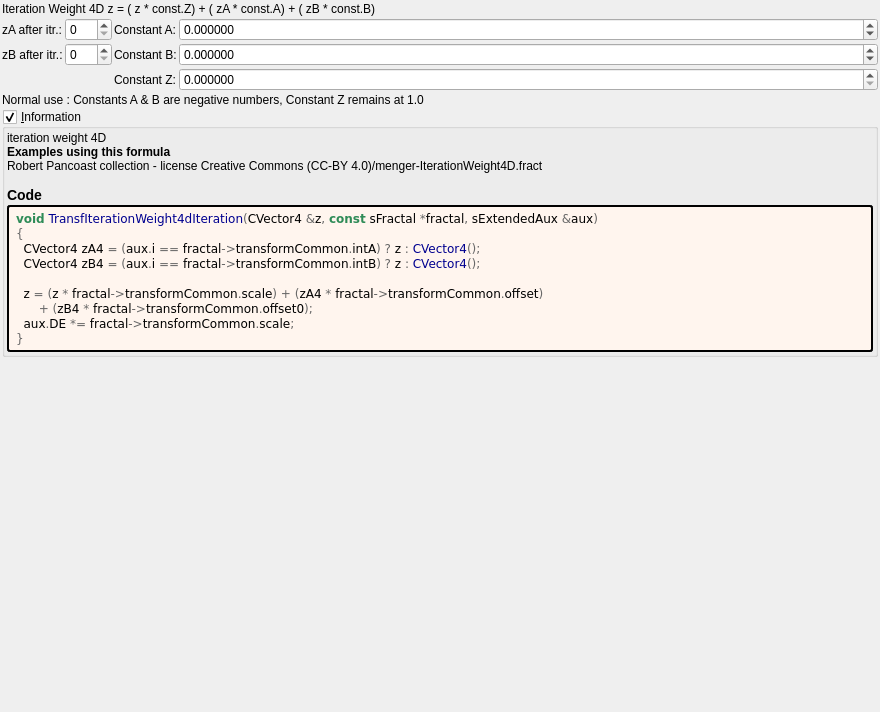
The window that mandelbulber2/formula/ui/transf_iteration_weight4d.ui (buddhi1980/mandelbulber2) describes before a commit, drawn with Qt 5.
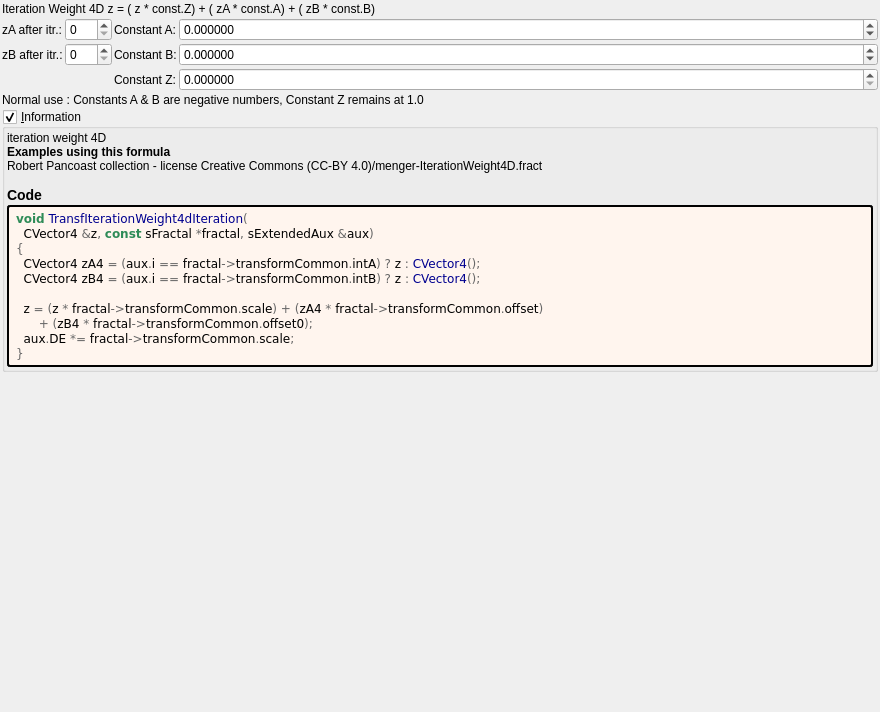
The same window after the commit. Custom widgets are drawn as their Qt base class.

The edit to the form file:
```diff
--- a/mandelbulber2/formula/ui/transf_iteration_weight4d.ui
+++ b/mandelbulber2/formula/ui/transf_iteration_weight4d.ui
@@ -259,7 +259,8 @@
         </property>
         <property name="text">
          <string notr="true">&lt;body style=&quot;background-color:#fff5ee&quot;&gt;
-&lt;pre style=&quot;color:#000000; background-color:#fff5ee;  font-family:'Courier New',monospace;&quot;&gt;&lt;span style=&quot;color:#2e8b57; font-weight:bold&quot;&gt;void&lt;/span&gt; &lt;span style=&quot;color:#00008f&quot;&gt;TransfIterationWeight4dIteration&lt;/span&gt;&lt;span style=&quot;color:#676767&quot;&gt;(&lt;/span&gt;CVector4 &lt;span style=&quot;color:#676767&quot;&gt;&amp;amp;&lt;/span&gt;z&lt;span style=&quot;color:#676767&quot;&gt;,&lt;/span&gt; &lt;span style=&quot;color:#2e8b57; font-weight:bold&quot;&gt;const&lt;/span&gt; sFractal &lt;span style=&quot;color:#676767&quot;&gt;*&lt;/span&gt;fractal&lt;span style=&quot;color:#676767&quot;&gt;,&lt;/span&gt; sExtendedAux &lt;span style=&quot;color:#676767&quot;&gt;&amp;amp;&lt;/span&gt;aux&lt;span style=&quot;color:#676767&quot;&gt;)&lt;/span&gt;
+&lt;pre style=&quot;color:#000000; background-color:#fff5ee;  font-family:'Courier New',monospace;&quot;&gt;&lt;span style=&quot;color:#2e8b57; font-weight:bold&quot;&gt;void&lt;/span&gt; &lt;span style=&quot;color:#00008f&quot;&gt;TransfIterationWeight4dIteration&lt;/span&gt;&lt;span style=&quot;color:#676767&quot;&gt;(&lt;/span&gt;
+  CVector4 &lt;span style=&quot;color:#676767&quot;&gt;&amp;amp;&lt;/span&gt;z&lt;span style=&quot;color:#676767&quot;&gt;,&lt;/span&gt; &lt;span style=&quot;color:#2e8b57; font-weight:bold&quot;&gt;const&lt;/span&gt; sFractal &lt;span style=&quot;color:#676767&quot;&gt;*&lt;/span&gt;fractal&lt;span style=&quot;color:#676767&quot;&gt;,&lt;/span&gt; sExtendedAux &lt;span style=&quot;color:#676767&quot;&gt;&amp;amp;&lt;/span&gt;aux&lt;span style=&quot;color:#676767&quot;&gt;)&lt;/span&gt;
 &lt;span style=&quot;color:#676767&quot;&gt;{&lt;/span&gt;
   CVector4 zA4 &lt;span style=&quot;color:#676767&quot;&gt;= (&lt;/span&gt;aux&lt;span style=&quot;color:#676767&quot;&gt;.&lt;/span&gt;i &lt;span style=&quot;color:#676767&quot;&gt;==&lt;/span&gt; fractal&lt;span style=&quot;color:#676767&quot;&gt;-&amp;gt;&lt;/span&gt;transformCommon&lt;span style=&quot;color:#676767&quot;&gt;.&lt;/span&gt;intA&lt;span style=&quot;color:#676767&quot;&gt;) ?&lt;/span&gt; z &lt;span style=&quot;color:#676767&quot;&gt;:&lt;/span&gt; &lt;span style=&quot;color:#00008f&quot;&gt;CVector4&lt;/span&gt;&lt;span style=&quot;color:#676767&quot;&gt;();&lt;/span&gt;
   CVector4 zB4 &lt;span style=&quot;color:#676767&quot;&gt;= (&lt;/span&gt;aux&lt;span style=&quot;color:#676767&quot;&gt;.&lt;/span&gt;i &lt;span style=&quot;color:#676767&quot;&gt;==&lt;/span&gt; fractal&lt;span style=&quot;color:#676767&quot;&gt;-&amp;gt;&lt;/span&gt;transformCommon&lt;span style=&quot;color:#676767&quot;&gt;.&lt;/span&gt;intB&lt;span style=&quot;color:#676767&quot;&gt;) ?&lt;/span&gt; z &lt;span style=&quot;color:#676767&quot;&gt;:&lt;/span&gt; &lt;span style=&quot;color:#00008f&quot;&gt;CVector4&lt;/span&gt;&lt;span style=&quot;color:#676767&quot;&gt;();&lt;/span&gt;
```
